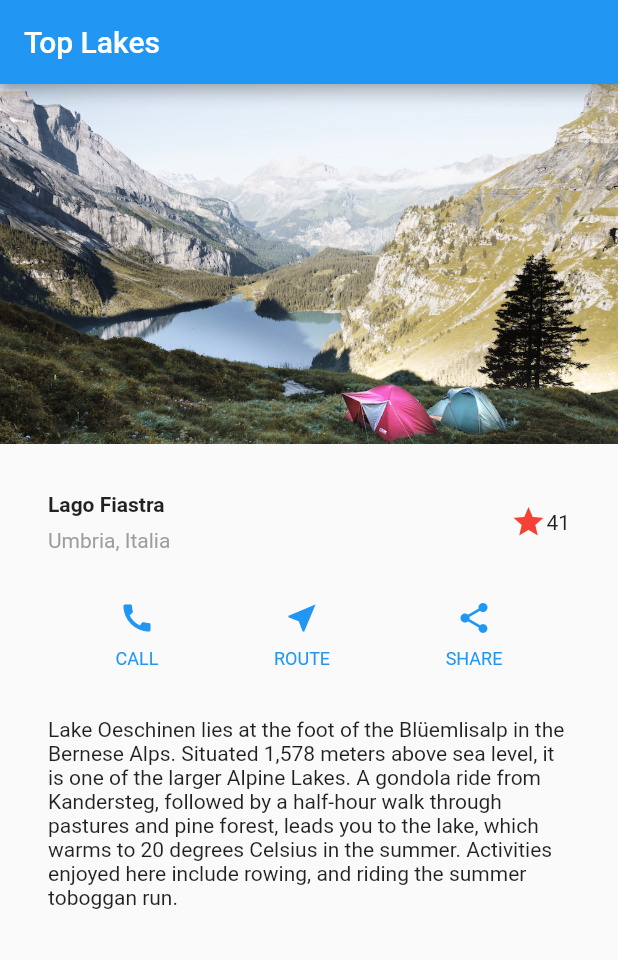
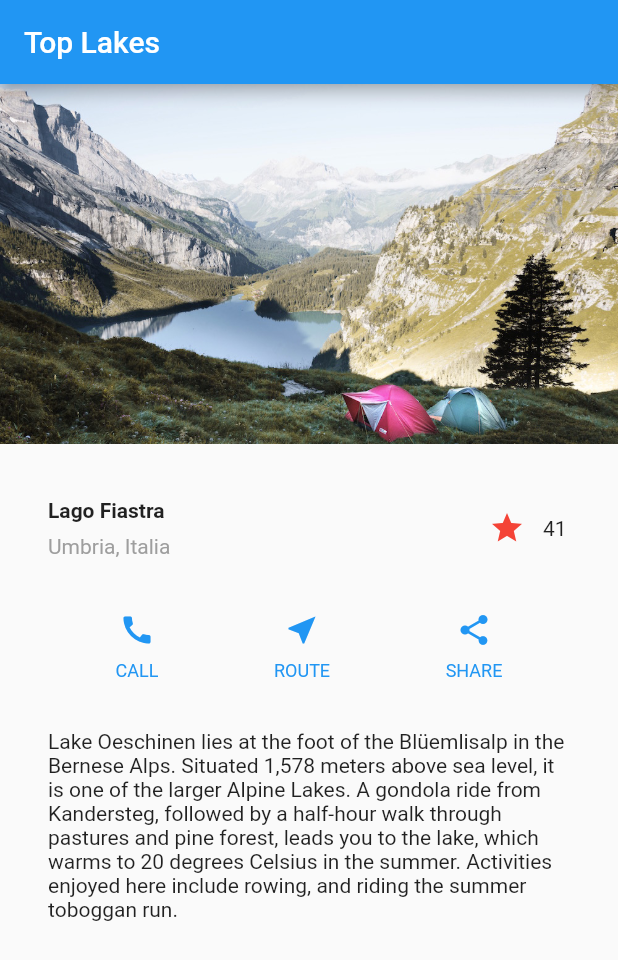
Before and after one commit to lassjr/flutter-layouts, a Flutter app: the screen it shows after launch, on a phone screen of 412 x 824 dp. Shown: the top 960 px of the screen. Run offline on Flutter 3.47's test engine with Material 2 defaults, Android fonts, the phone set to English and light mode, and no system bars.

Commit message:
layout page star state

```diff
--- a/lib/main.dart
+++ b/lib/main.dart
@@ -2,6 +2,49 @@ import 'package:flutter/material.dart';
 
 void main() {
   runApp(new MyApp());
+}
+
+class FavoriteWidget extends StatefulWidget {
+  _FavoriteWidgetState createState() => _FavoriteWidgetState();
+}
+
+class _FavoriteWidgetState extends State<FavoriteWidget> {
+  bool _isFavorited = true;
+  int _favoriteCount = 41;
+
+  void _toggleFavorite() {
+    setState(() {
+      if (_isFavorited) {
+        _favoriteCount -= 1;
+        _isFavorited = false;
+      } else {
+        _favoriteCount += 1;
+        _isFavorited = true;
+      }
+    });
+  }
+
+  Widget build(BuildContext context) {
+    return Row(
+      mainAxisSize: MainAxisSize.min,
+      children: [
+        Container(
+          padding: EdgeInsets.all(0.0),
+          child: IconButton(
+            icon: (_isFavorited ? Icon(Icons.star) : Icon(Icons.star_border)),
+            color: Colors.red[500],
+            onPressed: _toggleFavorite,
+          ),
+        ),
+        SizedBox(
+          width: 18.0,
+          child: Container(
+            child: Text('$_favoriteCount'),
+          ),
+        ),
+      ],
+    );
+  }
 }
 
 class MyApp extends StatelessWidget {
@@ -34,11 +77,7 @@ class MyApp extends StatelessWidget {
               ],
             ),
           ),
-          Icon(
-            Icons.star,
-            color: Colors.red[500],
-          ),
-          Text('41'),
+          FavoriteWidget(),
         ],
       ),
     );
```
